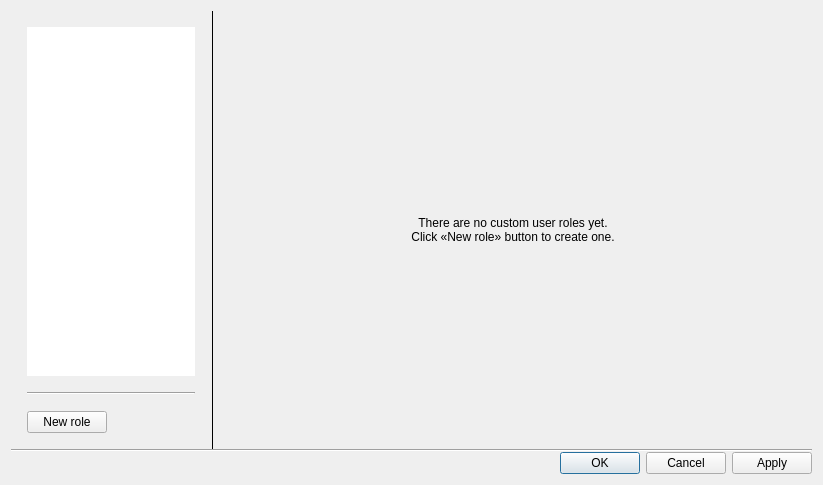
First picture: the form in client/src/ui/dialogs/resource_properties/user_groups_dialog.ui, repository networkoptix/nx_open, before the edit.
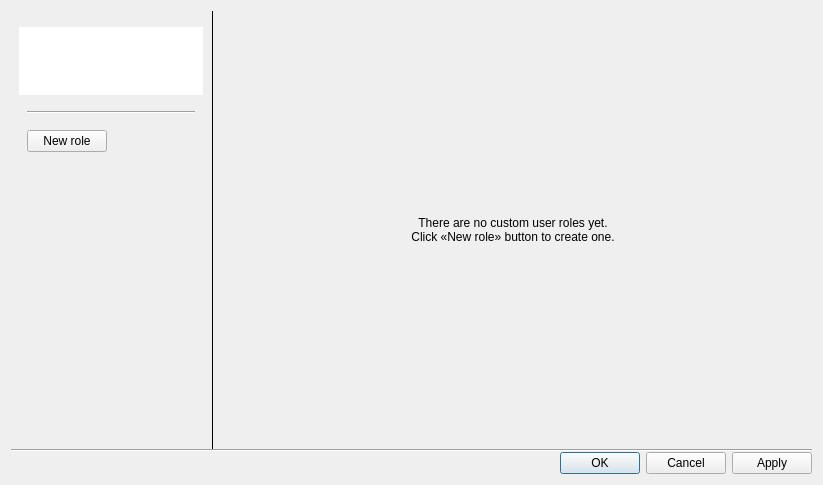
Second picture: the form after the edit. Custom widgets are drawn as their Qt base class.

Commit message:
Work on user roles editing GUI
<==== Mercurial data ====>
Branch: dev_3.0.0_gui

Diff of the .ui file:
```diff
--- a/client/src/ui/dialogs/resource_properties/user_groups_dialog.ui
+++ b/client/src/ui/dialogs/resource_properties/user_groups_dialog.ui
@@ -75,18 +75,18 @@
        <height>0</height>
       </size>
      </property>
-     <layout class="QVBoxLayout" name="verticalLayout" stretch="1,0,0,0">
+     <layout class="QVBoxLayout" name="verticalLayout_4" stretch="1,0,0">
       <property name="spacing">
        <number>16</number>
       </property>
       <property name="leftMargin">
-       <number>16</number>
+       <number>8</number>
       </property>
       <property name="topMargin">
        <number>16</number>
       </property>
       <property name="rightMargin">
-       <number>16</number>
+       <number>8</number>
       </property>
       <property name="bottomMargin">
        <number>0</number>
@@ -94,7 +94,7 @@
       <item>
        <widget class="QnTreeView" name="groupsTreeView">
         <property name="sizePolicy">
-         <sizepolicy hsizetype="Expanding" vsizetype="Expanding">
+         <sizepolicy hsizetype="Expanding" vsizetype="Maximum">
           <horstretch>0</horstretch>
           <verstretch>0</verstretch>
          </sizepolicy>
@@ -102,7 +102,7 @@
         <property name="minimumSize">
          <size>
           <width>0</width>
-          <height>100</height>
+          <height>16</height>
          </size>
         </property>
         <property name="frameShape">
@@ -126,7 +126,18 @@
        </widget>
       </item>
       <item>
-       <widget class="Line" name="line_2">
+       <layout class="QVBoxLayout" name="verticalLayout">
+        <property name="spacing">
+         <number>16</number>
+        </property>
+        <property name="leftMargin">
+         <number>8</number>
+        </property>
+        <property name="rightMargin">
+         <number>8</number>
+        </property>
+        <item>
+         <widget class="Line" name="groupsListUnderline">
         <property name="orientation">
          <enum>Qt::Horizontal</enum>
         </property>
@@ -144,6 +155,8 @@
          <string>New role</string>
         </property>
        </widget>
+        </item>
+       </layout>
       </item>
       <item>
        <spacer name="verticalSpacer">
```
Lines whose indentation alone changed are shown as unchanged. The commit also changes 8 other files.
